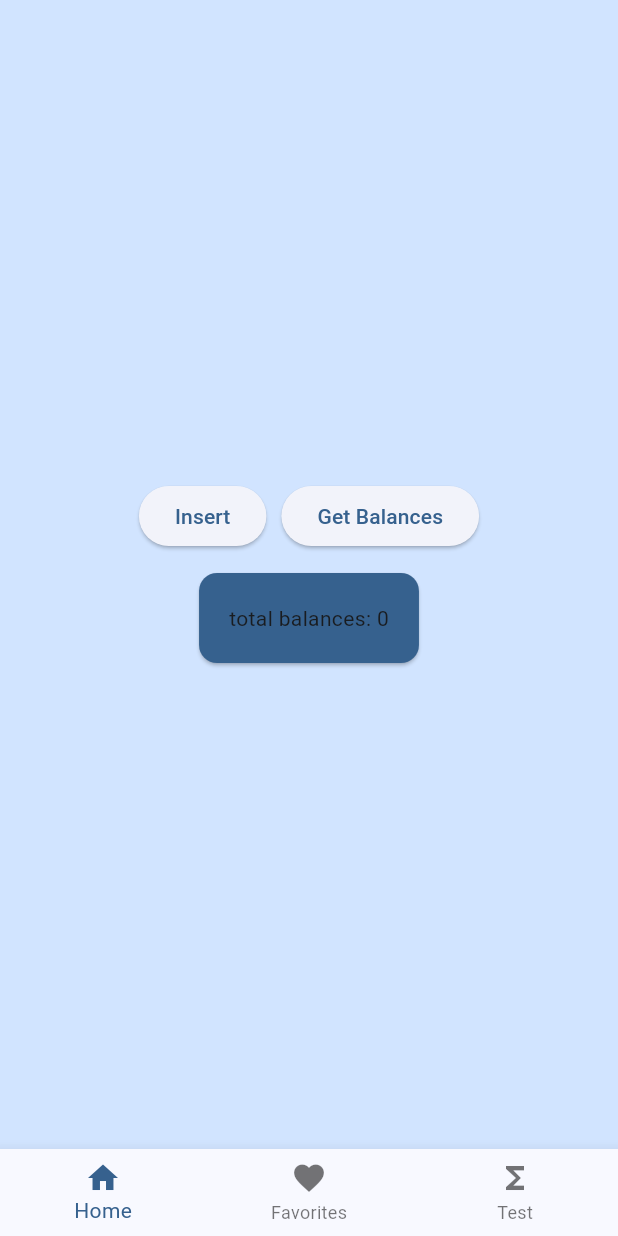
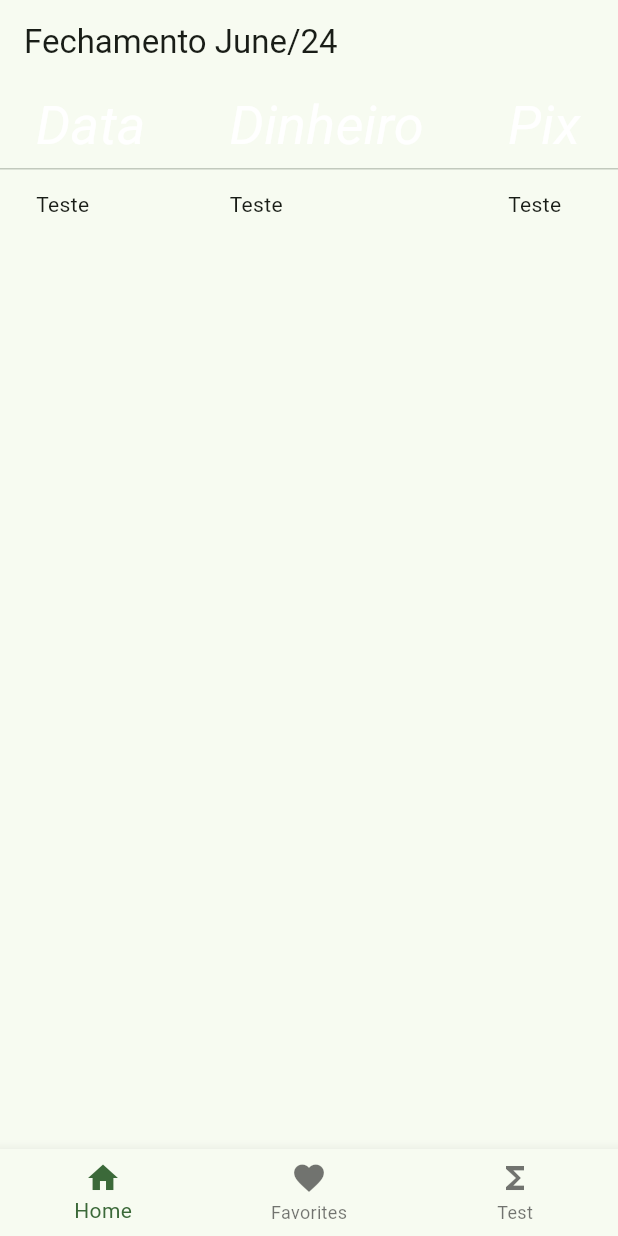
Before and after one commit to rdpnto/app-quiosque, a Flutter app: the screen it shows after launch, on a phone screen of 412 x 824 dp. Run offline on Flutter 3.47's test engine with Material 3 defaults, Android fonts, the phone set to English and light mode, and no system bars; our stand-ins replace sqflite; accounts and stored records are empty.

Commit message:
created final db structure v1; improving data layer and adapting presentation

```diff
--- a/lib/core/app_state.dart
+++ b/lib/core/app_state.dart
@@ -5,12 +5,14 @@ import 'package:mobile/domain/closure.dart';
 import 'package:mobile/domain/daily_balance.dart';
 
 class AppState extends ChangeNotifier {
+  int month = DateTime.now().month;
+  int year = DateTime.now().year;
+
   AppState() {
     DB.init();
   }
 
   List<DailyBalance> balances = <DailyBalance>[];
-  int total = 0;
 
   Future<void> insertBalance() async {
     var dto = Mapper.toDto(Closure(
@@ -27,6 +29,7 @@ class AppState extends ChangeNotifier {
     ));
 
     await DB.insertDailyBalance(dto);
+    notifyListeners();
   }
 
 	Future<void> getBalances() async {
--- a/lib/data/db_management.dart
+++ b/lib/data/db_management.dart
@@ -1,10 +1,19 @@
 import 'dart:async';
 
+import 'package:mobile/data/mapper.dart';
+import 'package:mobile/data/model/daily_balance_dto.dart';
+import 'package:mobile/data/sql/commands.dart';
+import 'package:mobile/data/sql/queries.dart';
 import 'package:path/path.dart' as p;
 import 'package:sqflite/sqflite.dart';
 
 abstract class DB {
-  static const String tableName = 'tb_daily_balance';
+  static const String tableDailyBalance = 'tb_daily_balance';
+  static const String tableCardMovement = 'tb_card_movement';
+  static const String tableRegister = 'tb_register';
+  static const String tableExpenses = 'tb_expenses';
+  static const String tableResources = 'tb_resources';
+  static const String tableCardTaxes = 'tb_card_taxes';
 
   static Database? _db;
   static int get _version => 1;
@@ -19,7 +28,7 @@ abstract class DB {
       _db = await openDatabase(
         path,
         version: _version,
-        onCreate: onCreate
+        onCreate: (db, v) async { await db.execute(CommandSQL.createTablesSQL); await db.execute(CommandSQL.dummyDataSQL); }
       );
     }
     catch (ex) {
@@ -27,31 +36,24 @@ abstract class DB {
     }
   }
 
-  static onCreate(Database db, int version) {
-    db.execute('''
-      create table if not exists $tableName(
-        date integer primary key,
-        cash integer not null,
-        pix integer not null,
-        card integer not null,
-        change integer not null,
-        outcomes integer not null,
-        total integer not null
-      )'''
-    );
-  }
-
-  static Future<void> insertDailyBalance(Map<String, Object?> dto) async {
+  static Future<int> insertItemOnTableAsync(String tableName, Map<String, Object?> dto) async =>
     await _db!.insert(
       tableName,
       dto,
       conflictAlgorithm: ConflictAlgorithm.replace
     );
-  }
 
-  static Future<int> getAllBalances() async {
-    var query = await _db!.query(tableName);
+  static Future<int> insertDailyBalance(Map<String, Object?> dto) async => await insertItemOnTableAsync(tableDailyBalance, dto);
+  static Future<int> insertCardMovement(Map<String, Object?> dto) async => await insertItemOnTableAsync(tableCardMovement, dto);
+  static Future<int> insertRegister(Map<String, Object?> dto) async => await insertItemOnTableAsync(tableRegister, dto);
+  static Future<int> insertExpenses(Map<String, Object?> dto) async => await insertItemOnTableAsync(tableExpenses, dto);
+  static Future<int> insertResources(Map<String, Object?> dto) async => await insertItemOnTableAsync(tableResources, dto);
+  static Future<int> insertCardTaxes(Map<String, Object?> dto) async => await insertItemOnTableAsync(tableCardTaxes, dto);
 
-    return query.length;
+  static Future<List<DailyBalanceDto>> getAllBalances() async {
+    return (await _db!
+      .rawQuery(QueriesSQL.getDailyBalanceSql))
+      .map((e) => Mapper.toDto(e))
+      .toList();
   }
 }
--- a/lib/domain/closure.dart
+++ b/lib/domain/closure.dart
@@ -26,7 +26,7 @@ class Closure {
     required double credit,
     required double opening,
     required double closure,
-    required Map<String, double> employeeOutcomes,
+    required double employeeOutcomes,
     required double gas,
     required double potato
   }) {
--- a/lib/domain/outcome_trail.dart
+++ b/lib/domain/outcome_trail.dart
@@ -1,14 +1,12 @@
 class OutcomeTrail {
-  Map<String, double> employees;
+  double employees;
   double gas;
   double potato;
-  late double total;
+  double get total => employees + gas + potato;
 
   OutcomeTrail({
     required this.employees,
     required this.gas,
     required this.potato
-  }) {
-    total = employees.values.reduce((sum, value) => sum + value) + gas + potato;
-  }
+  });
 }
--- a/lib/pages/home.dart
+++ b/lib/pages/home.dart
@@ -1,4 +1,5 @@
 import 'package:flutter/material.dart';
+import 'package:intl/intl.dart';
 import 'package:mobile/core/app_state.dart';
 import 'package:provider/provider.dart';
 
@@ -7,48 +8,50 @@ class HomePage extends StatelessWidget {
   @override
   Widget build(BuildContext context) {
     var appState = context.watch<AppState>();
-    var total = appState.total;
 
-    final theme = Theme.of(context);
-    // final style = theme.textTheme.displayMedium!.copyWith(
-    //   color: theme.colorScheme.onPrimary
-    // );
+    var month = appState.month;
+    var year = appState.year;
+    var date = DateFormat('MMMM/yy').format(DateTime(year, month));
 
-    return Center(
-      child: Column(
-        mainAxisAlignment: MainAxisAlignment.center,
-        crossAxisAlignment: CrossAxisAlignment.center,
-        children: [
-          Row(
-            crossAxisAlignment: CrossAxisAlignment.center,
-            mainAxisAlignment: MainAxisAlignment.center,
-            children: [
-              ElevatedButton(
-                onPressed: () => appState.insertBalance(),
-                child: Text('Insert')
-              ),
-              SizedBox(width: 10),
-              ElevatedButton(
-                onPressed: () => appState.getBalances(),
-                child: Text('Get Balances')
-              ),
-            ]
-          ),
-          SizedBox(height: 10),
-          Center(
-            child: Card(
-              color: theme.colorScheme.primary,
-              child: Padding(
-                padding: const EdgeInsets.all(20),
-                child: Text(
-                  'total balances: $total'
-                )
-              )
-            )
-          )
-        ]
-      )
+    return Scaffold(
+      appBar: AppBar(title: Text('Fechamento $date')),
+      body: HomeTable()
     );
   }
+}
 
+class HomeTable extends StatelessWidget {
+  @override
+  Widget build(BuildContext context) {
+
+    var theme = Theme.of(context);
+    var style = theme.textTheme.displayMedium!
+      .copyWith(color: theme.colorScheme.onPrimary, fontStyle: FontStyle.italic)
+      .apply(fontSizeFactor: 0.8);
+
+    return DataTable(
+      columns: <DataColumn>[
+        DataColumn(label: Expanded(child: Text('Data', style: style))),
+        DataColumn(label: Expanded(child: Text('Dinheiro', style: style))),
+        DataColumn(label: Expanded(child: Text('Pix', style: style))),
+        DataColumn(label: Expanded(child: Text('Cartão', style: style))),
+        DataColumn(label: Expanded(child: Text('Troco', style: style))),
+        DataColumn(label: Expanded(child: Text('Saídas', style: style))),
+        DataColumn(label: Expanded(child: Text('Total', style: style)))
+      ],
+      rows: <DataRow>[
+        DataRow(
+          cells: <DataCell>[
+            DataCell(Text('Teste')),
+            DataCell(Text('Teste')),
+            DataCell(Text('Teste')),
+            DataCell(Text('Teste')),
+            DataCell(Text('Teste')),
+            DataCell(Text('Teste')),
+            DataCell(Text('Teste'))
+          ]
+        )
+      ]
+    );
+  }
 }
--- a/lib/real_main.dart
+++ b/lib/real_main.dart
@@ -14,11 +14,11 @@ class App extends StatelessWidget {
 			child: MaterialApp
 			(
         debugShowCheckedModeBanner: false,
-				title: 'MyFinance',
+				title: 'App Quiosque',
 				theme: ThemeData
 				(
 					useMaterial3: true,
-					colorScheme: ColorScheme.fromSeed(seedColor: Colors.blue)
+					colorScheme: ColorScheme.fromSeed(seedColor: Colors.green)
 				),
 				home: Entrypoint()
 			)
--- a/pubspec.yaml
+++ b/pubspec.yaml
@@ -18,6 +18,7 @@ dependencies:
   shared_preferences: ^2.2.2
   sqflite: ^2.3.0
   path: ^1.8.3
+  intl: ^0.19.0
 
 dev_dependencies:
   flutter_test:
```
Also changed, not shown: lib/data/mapper.dart (added, +16 -0 lines), lib/data/model/daily_balance_dto.dart (+13 -54 lines), lib/data/sql/commands.dart (added, +121 -0 lines), lib/data/sql/queries.dart (added, +29 -0 lines), lib/pages/register.dart (added, +47 -0 lines), lib/pages/dataentry.dart (added), pubspec.lock.
